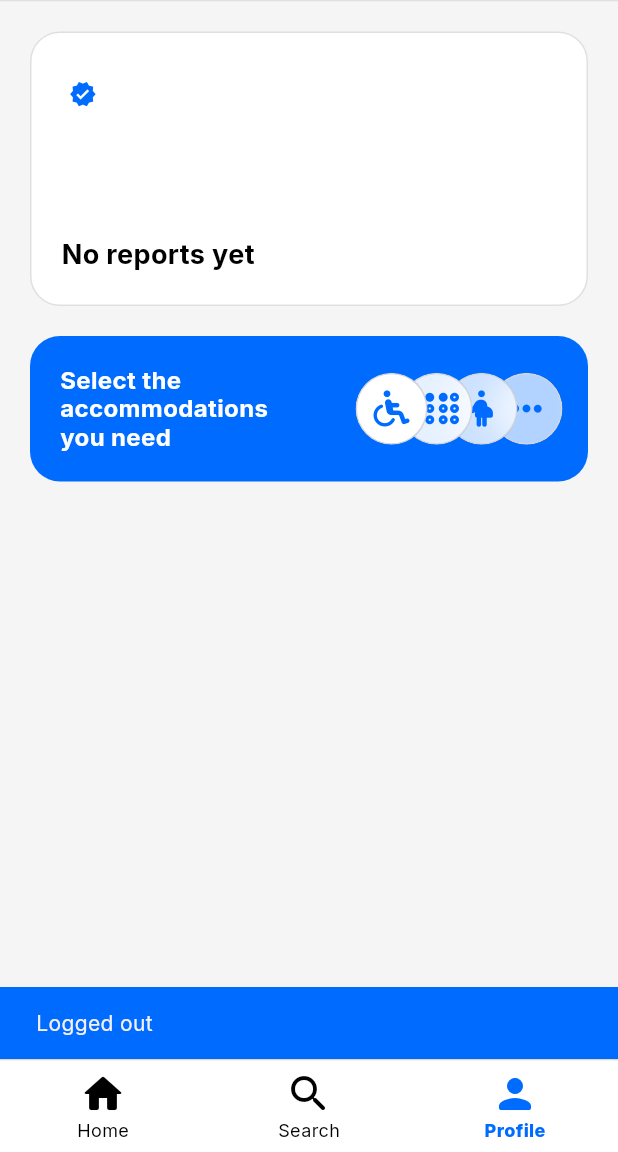
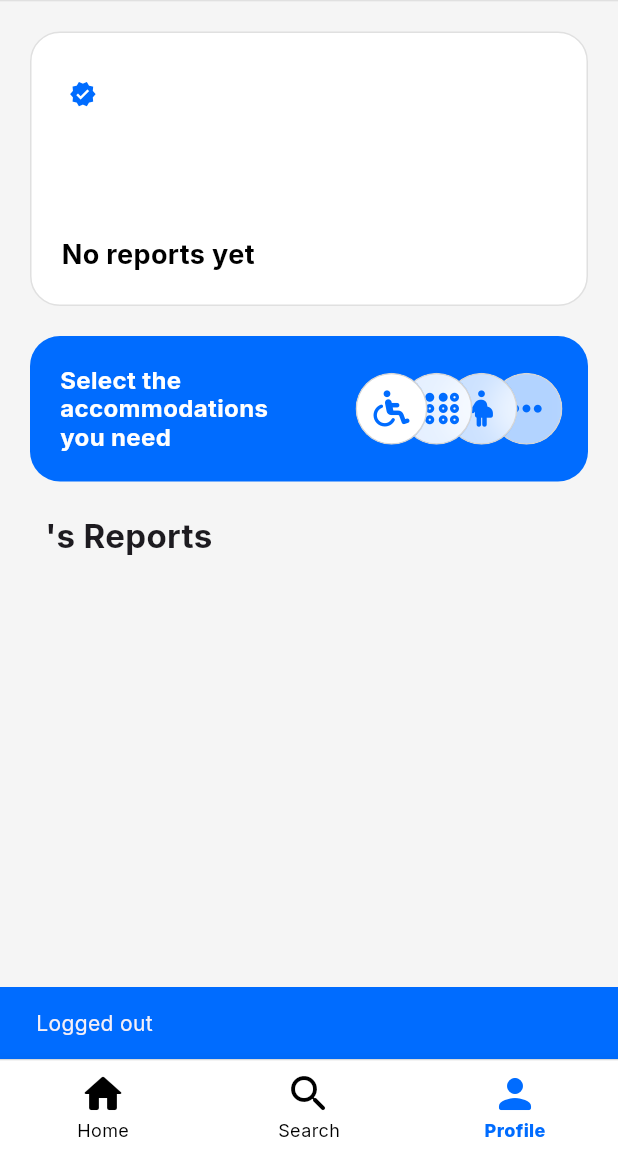
Before and after one commit to simaopsbarbosa/Inclui, a Flutter app: the screen it shows after launch, after a tap on "Login", on a phone screen of 412 x 824 dp, the part 84-1236 px from its top. Run offline on Flutter 3.47's test engine with Material 3 defaults, Android fonts, the phone set to English and light mode, and no system bars; our stand-ins replace firebase_auth, firebase_core, firebase_database, flutter_dotenv, font_awesome_flutter, geolocator and 2 more; accounts and stored records are empty; generated files the repository leaves out were written again.

Commit message:
make logged out view centered and some other fixes

```diff
--- a/src/inclui/lib/screens/profile_page.dart
+++ b/src/inclui/lib/screens/profile_page.dart
@@ -274,9 +274,8 @@ class ProfilePageState extends State<ProfilePage> {
   Widget build(BuildContext context) {
     return Scaffold(
       backgroundColor: Colors.grey.shade100,
-      body: SingleChildScrollView(
-        child: _isLoading
-            ? Center(
+      body: _isLoading
+          ? const Center(
               child: Column(
                 mainAxisSize: MainAxisSize.min,
                 mainAxisAlignment: MainAxisAlignment.center,
@@ -285,10 +284,9 @@ class ProfilePageState extends State<ProfilePage> {
                     backgroundColor: Colors.transparent,
                     color: Colors.blue,
                   ),
-                    const SizedBox(height: 16),
+                  SizedBox(height: 16),
                   Text(
                     "Setting up your profile...",
-                      style: GoogleFonts.inter(),
                   ),
                 ],
               ),
@@ -320,8 +318,11 @@ class ProfilePageState extends State<ProfilePage> {
                     ],
                   ),
                 )
-                : _user != null
-                    ? Column(
+              : (_user == null
+                  ? _buildLoggedOutView()
+                  : SingleChildScrollView(
+                      child: Column(
+                        crossAxisAlignment: CrossAxisAlignment.start,
                         children: [
                           _buildUserProfile(),
                           if (!_user!.emailVerified) _verifyAccount(),
@@ -330,20 +331,22 @@ class ProfilePageState extends State<ProfilePage> {
                               setState(() {});
                             },
                           ),
-                          if (_reportsCount > 0) ...[
-                            Text("${_userName ?? 'User'}'s Reports",
+                          Padding(
+                            padding:
+                                const EdgeInsets.symmetric(horizontal: 30.0),
+                            child: Text(
+                              "${_userName ?? 'User'}'s Reports",
                               style: GoogleFonts.inter(
-                                    fontSize: 18, fontWeight: FontWeight.bold)),
+                                fontSize: 22,
+                                fontWeight: FontWeight.bold,
+                              ),
+                            ),
+                          ),
                           const SizedBox(height: 16),
                           _buildUserReports(),
-                            const SizedBox(height: 24),
                         ],
-                        ],
-                      )
-                    : Center(
-                        child: _buildLoggedOutView(),
                       ),
-      ),
+                    )),
     );
   }
 
@@ -529,6 +532,8 @@ class ProfilePageState extends State<ProfilePage> {
 
   Widget _buildLoggedOutView() {
     return Center(
+      child: Padding(
+        padding: const EdgeInsets.all(20.0),
         child: Column(
           mainAxisAlignment: MainAxisAlignment.center,
           children: [
@@ -558,6 +563,7 @@ class ProfilePageState extends State<ProfilePage> {
             ),
           ],
         ),
+      ),
     );
   }
 }
```
Also changed, not shown: src/inclui/lib/widgets/report_card.dart (+41 -15 lines). Lines whose indentation alone changed are shown as unchanged.
